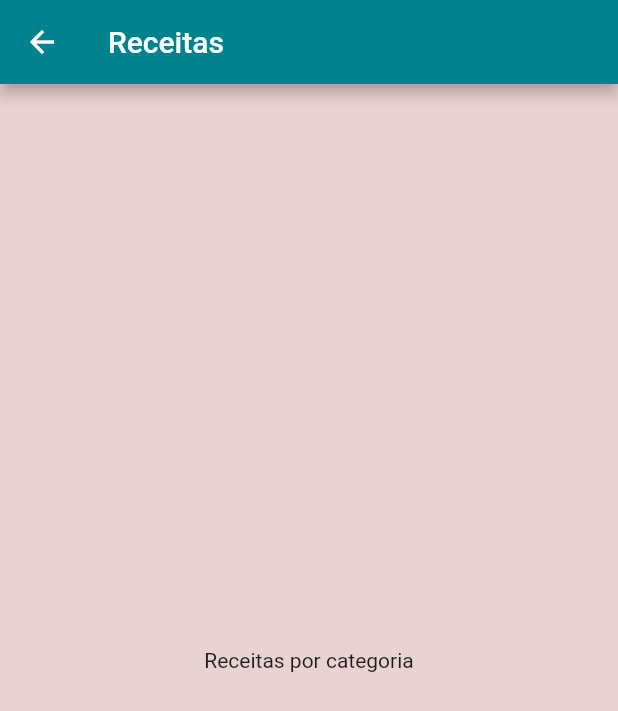
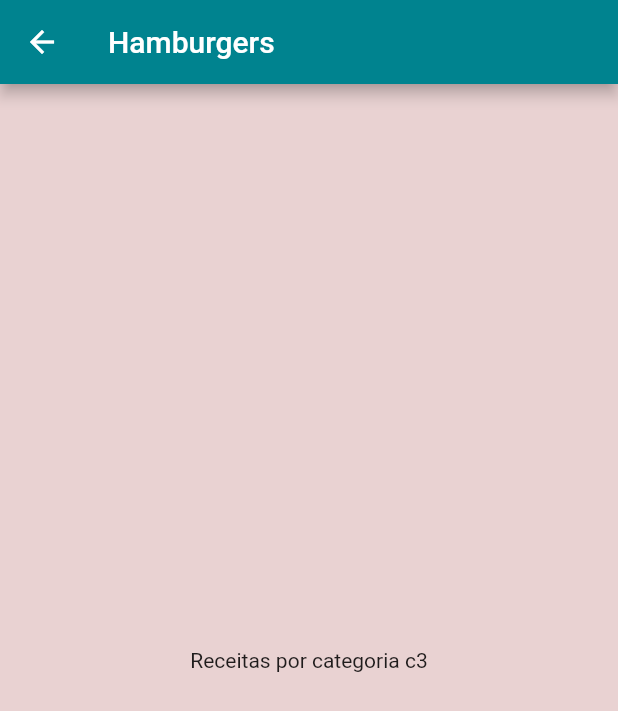
Before and after one commit to bielom43/foods_app, a Flutter app: the screen it shows after launch, after a tap on "Hamburgers", on a phone screen of 412 x 824 dp. Shown: the top 711 px of the screen. Run offline on Flutter 3.47's test engine with Material 2 defaults, Android fonts, the phone set to English and light mode, and no system bars.

Commit message:
#015 fix: relating meals screen with categories

```diff
--- a/lib/components/category_item.dart
+++ b/lib/components/category_item.dart
@@ -12,7 +12,7 @@ class CategoryItem extends StatelessWidget {
   void _selectCategory(BuildContext context) {
     Navigator.of(context).push(
       MaterialPageRoute(
-        builder: (_) => CategoriesMealsScreen(),
+        builder: (_) => CategoriesMealsScreen(category),
       ),
     );
   }
--- a/lib/screens/categories_meals_screen.dart
+++ b/lib/screens/categories_meals_screen.dart
@@ -1,17 +1,21 @@
 //packages import
 import 'package:flutter/material.dart';
+//files import
+import '../models/category.dart';
 
 class CategoriesMealsScreen extends StatelessWidget {
-  const CategoriesMealsScreen({super.key});
+  final Category category;
+
+  const CategoriesMealsScreen(this.category, {super.key});
 
   @override
   Widget build(BuildContext context) {
     return Scaffold(
       appBar: AppBar(
-        title: Text('Receitas'),
+        title: Text(category.title),
       ),
       body: Center(
-        child: Text('Receitas por categoria'),
+        child: Text('Receitas por categoria ${category.id}'),
       ),
     );
   }
```
